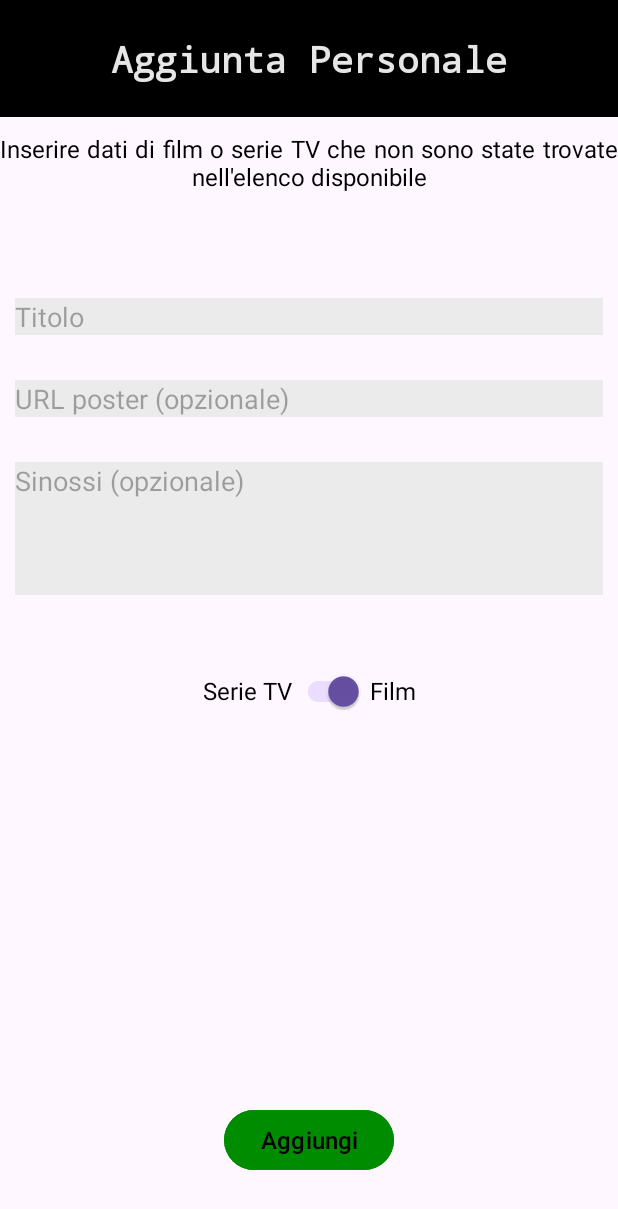
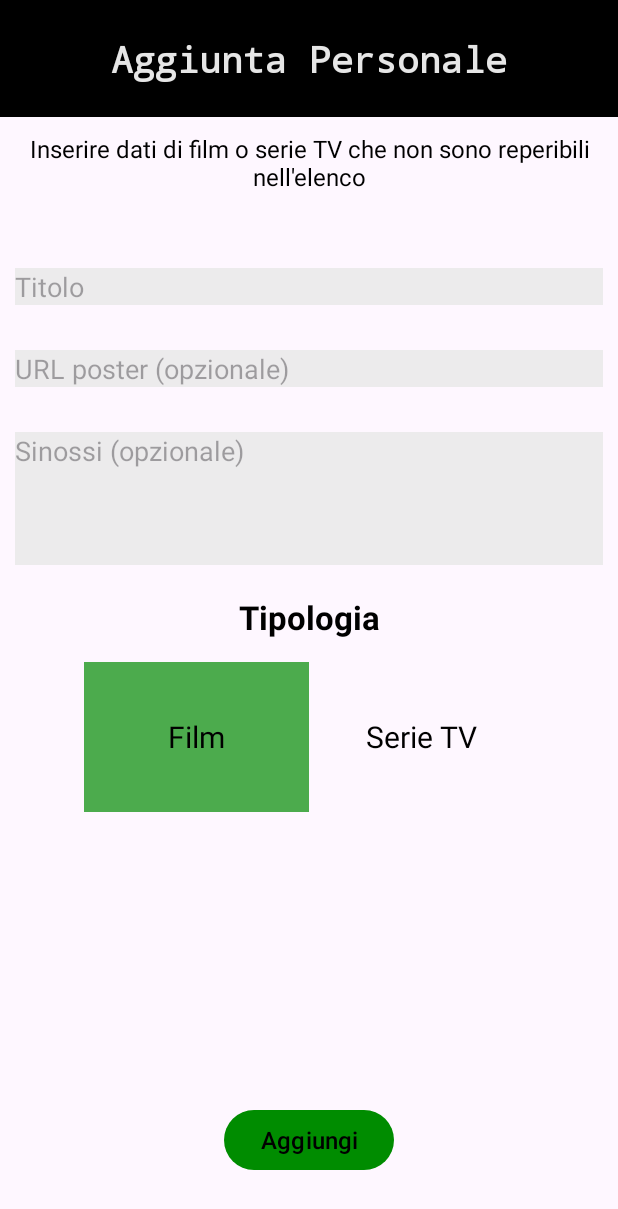
Before and after one commit to bettozzo/NonCiRestaCheGuardare, an Android app: the AggiungiCustomMedia screen opened directly, with no data from a screen before it, on a phone screen of 412 x 824 dp. Shown: the top 1209 px of the screen. Run offline under Robolectric (Android 15) with nearby library versions, the phone set to English and light mode, and no system bars; 3 statements that could not run were skipped.

Commit message:
Better UI for profilo

```diff
--- a/app/src/main/java/unitn/app/AggiungiCustomMedia.kt
+++ b/app/src/main/java/unitn/app/AggiungiCustomMedia.kt
@@ -1,13 +1,14 @@
 package unitn.app
 
+import android.graphics.Color
 import android.os.Bundle
 import android.util.Patterns
 import android.widget.Button
 import android.widget.EditText
+import android.widget.TextView
 import androidx.activity.enableEdgeToEdge
 import androidx.appcompat.app.AlertDialog
 import androidx.appcompat.app.AppCompatActivity
-import androidx.appcompat.widget.SwitchCompat
 import androidx.core.view.ViewCompat
 import androidx.core.view.WindowInsetsCompat
 import androidx.lifecycle.lifecycleScope
@@ -29,8 +30,29 @@ class AggiungiCustomMedia : AppCompatActivity() {
         val titoloView = findViewById<EditText>(R.id.titolo)
         val posterView = findViewById<EditText>(R.id.poster)
         val sinossiView = findViewById<EditText>(R.id.sinossi)
-        val switch = findViewById<SwitchCompat>(R.id.switch1)
+        val filmView = findViewById<TextView>(R.id.filmView)
+        val serieView = findViewById<TextView>(R.id.serieTvView)
         val addMedia = findViewById<Button>(R.id.addMedia)
+
+        val colore = LiveDatas.getColore();
+        LiveDatas.updateColorsOfButtons(listOf(findViewById(R.id.addMedia)))
+        filmView.setBackgroundColor(Color.parseColor(colore))
+        filmView.background.alpha = (0.7 * 255).toInt();
+        serieView.setBackgroundColor(Color.TRANSPARENT)
+
+        var isFilm = true;
+        filmView.setOnClickListener {
+            filmView.setBackgroundColor(Color.parseColor(colore))
+            filmView.background.alpha = (0.7 * 255).toInt();
+            serieView.setBackgroundColor(Color.TRANSPARENT)
+            isFilm = true;
+        }
+        serieView.setOnClickListener {
+            serieView.setBackgroundColor(Color.parseColor(colore))
+            serieView.background.alpha = (0.7 * 255).toInt();
+            filmView.setBackgroundColor(Color.TRANSPARENT)
+            isFilm = false;
+        }
 
         addMedia.setOnClickListener {
             if (titoloView.text.isEmpty()) {
@@ -50,16 +72,17 @@ class AggiungiCustomMedia : AppCompatActivity() {
                 );
                 val id = remoteDao.getRandomHighID().possibiliID;
 
-                val poster = if(posterView.text.isEmpty() || !posterView.text.toString().isValidUrl()){
-                    null
-                }else{
-                    posterView.text.toString()
-                }
+                val poster =
+                    if (posterView.text.isEmpty() || !posterView.text.toString().isValidUrl()) {
+                        null
+                    } else {
+                        posterView.text.toString()
+                    }
 
                 val localMedia =
                     LocalMedia(
                         id,
-                        switch.isChecked,
+                        isFilm,
                         titoloView.text.toString(),
                         emptyList(),
                         poster,
@@ -76,5 +99,7 @@ class AggiungiCustomMedia : AppCompatActivity() {
 }
 
 fun String.isValidUrl(): Boolean {
-    return this.startsWith("http://") || this.startsWith("https://") && Patterns.WEB_URL.matcher(this).matches()
+    return this.startsWith("http://") || this.startsWith("https://") && Patterns.WEB_URL.matcher(
+        this
+    ).matches()
 }
--- a/app/src/main/java/unitn/app/LiveDatas.kt
+++ b/app/src/main/java/unitn/app/LiveDatas.kt
@@ -31,6 +31,10 @@ object LiveDatas {
 
     fun setColore(colore: String) {
         mutLiveColore.value = colore
+    }
+
+    fun getColore(): String {
+        return mutLiveColore.value!!;
     }
 
     fun updateColorsOfImgButtons(imageButtons: List<ImageButton>) {
--- a/app/src/main/res/drawable/divider30p.xml
+++ /dev/null
@@ -1,5 +0,0 @@
-<?xml version="1.0" encoding="utf-8"?>
-<shape xmlns:android="http://schemas.android.com/apk/res/android" android:shape="rectangle">
-    <solid android:color="#00FFFFFF"/>
-    <size android:width="8dp" android:height="30dp"/>
-</shape>
--- a/app/src/main/res/layout/activity_aggiungi_custom_media.xml
+++ b/app/src/main/res/layout/activity_aggiungi_custom_media.xml
@@ -9,54 +9,55 @@
     <TextView
         android:id="@+id/HeaderTitolo"
         style="@style/HeaderTitolo"
-        android:text="Aggiunta Personale"/>
+        android:text="Aggiunta Personale" />
 
 
     <TextView
         android:id="@+id/info"
         style="@style/normalText"
-        android:layout_marginTop="10dp"
         android:layout_width="match_parent"
         android:layout_height="wrap_content"
         android:layout_below="@+id/HeaderTitolo"
-        android:justificationMode="inter_word"
-        android:text="Inserire dati di film o serie TV che non sono state trovate nell'elenco disponibile" />
+        android:layout_marginHorizontal="10dp"
+        android:layout_marginTop="10dp"
 
-    <LinearLayout
-        android:layout_width="match_parent"
-        android:layout_height="wrap_content"
-        android:layout_below="@id/info"
-        android:layout_marginTop="70dp"
-        android:divider="@drawable/divider30p"
-        android:gravity="center"
-        android:orientation="vertical"
-        android:paddingHorizontal="10dp"
-        android:showDividers="middle">
+        android:text="Inserire dati di film o serie TV che non sono reperibili nell'elenco" />
 
 
     <EditText
         android:id="@+id/titolo"
         android:layout_width="match_parent"
         android:layout_height="wrap_content"
+        android:layout_below="@id/info"
+        android:layout_marginHorizontal="10dp"
+        android:layout_marginTop="50dp"
+        android:autofillHints="name"
         android:background="@color/Grigio"
-            android:lines="1"
+        android:hint="Titolo"
         android:inputType="textNoSuggestions"
-            android:autofillHints="name"
-            android:hint="Titolo" />
+        android:lines="1" />
 
     <EditText
         android:id="@+id/poster"
         android:layout_width="match_parent"
         android:layout_height="wrap_content"
+        android:layout_below="@id/titolo"
+        android:layout_marginHorizontal="10dp"
+        android:layout_marginTop="30dp"
+        android:autofillHints="name"
         android:background="@color/Grigio"
+        android:hint="URL poster (opzionale)"
         android:inputType="textNoSuggestions"
-            android:lines="1"
-            android:hint="URL poster (opzionale)" />
+        android:lines="1" />
 
     <EditText
         android:id="@+id/sinossi"
         android:layout_width="match_parent"
         android:layout_height="wrap_content"
+        android:layout_below="@id/poster"
+        android:layout_marginHorizontal="10dp"
+        android:layout_marginTop="30dp"
+        android:autofillHints="name"
         android:background="@color/Grigio"
         android:gravity="top|start"
         android:hint="Sinossi (opzionale)"
@@ -64,33 +65,41 @@
         android:lines="4"
         android:scrollbars="vertical" />
 
+    <TextView
+        android:id="@+id/tipologia"
+        style="@style/Header"
+        android:layout_width="match_parent"
+        android:layout_height="wrap_content"
+        android:layout_below="@id/sinossi"
+        android:layout_marginTop="20dp"
+        android:text="Tipologia" />
+
     <LinearLayout
         android:layout_width="match_parent"
-            android:layout_height="wrap_content"
-            android:layout_marginTop="10dp"
+        android:layout_height="100dp"
+        android:layout_below="@id/tipologia"
+        android:layout_marginHorizontal="30dp"
+        android:layout_marginTop="15dp"
         android:gravity="center"
         android:orientation="horizontal"
-            android:paddingHorizontal="10dp">
-
+        android:textAlignment="center">
 
         <TextView
+            android:id="@+id/filmView"
             style="@style/normalText"
-                android:layout_width="wrap_content"
-                android:layout_height="wrap_content"
-                android:text="Serie TV" />
-
-            <androidx.appcompat.widget.SwitchCompat
-                android:id="@+id/switch1"
-                android:checked="true"
-                android:layout_width="wrap_content"
-                android:layout_height="wrap_content" />
+            android:layout_width="150dp"
+            android:layout_height="match_parent"
+            android:background="@color/Verde"
+            android:text="Film"
+            android:textSize="20sp"/>
 
         <TextView
+            android:id="@+id/serieTvView"
             style="@style/normalText"
-                android:layout_width="wrap_content"
-                android:layout_height="wrap_content"
-                android:text=" Film" />
-        </LinearLayout>
+            android:layout_width="150dp"
+            android:layout_height="match_parent"
+            android:text="Serie TV"
+            android:textSize="20sp" />
     </LinearLayout>
 
     <Button
```
Lines whose indentation alone changed are shown as unchanged.
